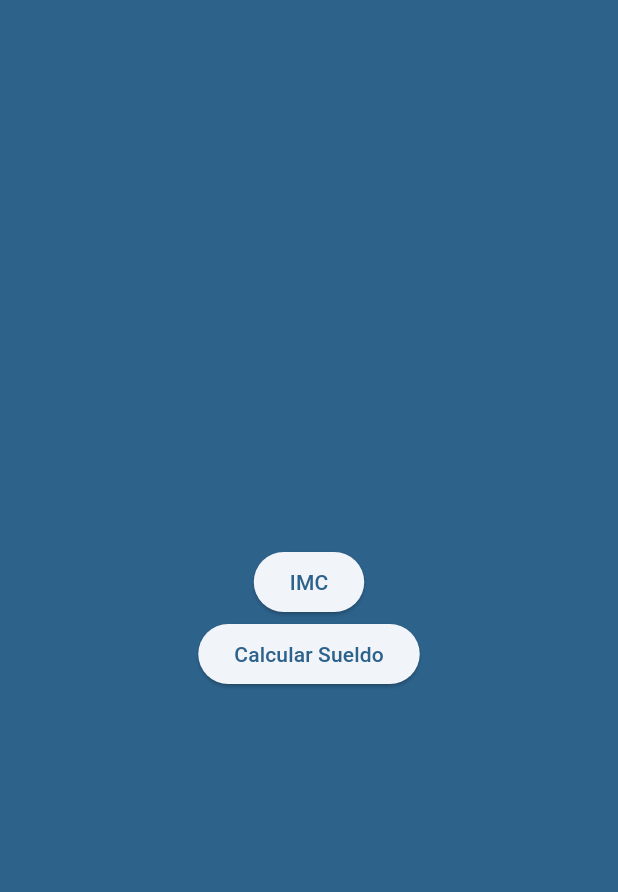
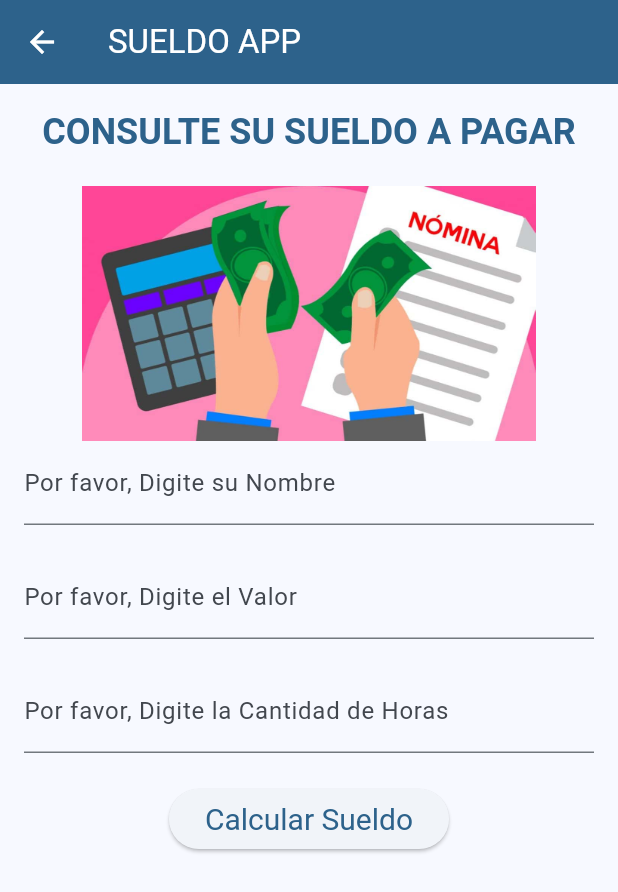
Before and after one commit to DazaTovarJ/imc_flutter, a Flutter app: the screen it shows after launch, after a tap on "Calcular Sueldo", on a phone screen of 412 x 824 dp. Shown: the top 892 px of the screen. Run offline on Flutter 3.47's test engine with Material 2 defaults, Android fonts, the light colour scheme and no system bars.

Commit message:
feat(wage): Add wage page

```diff
--- a/lib/main.dart
+++ b/lib/main.dart
@@ -1,5 +1,6 @@
 import 'package:flutter/material.dart';
 import 'package:imc/mass.dart';
+import 'package:imc/sueldo.dart';
 
 void main() {
   runApp(const MyApp());
@@ -20,8 +21,8 @@ class MyApp extends StatelessWidget {
       initialRoute: '/',
       routes: {
         '/': (context) => const HomePage(),
-        '/mass': (context) => const IMC()
-        // '/wage':(context) => WagePage()
+        '/mass': (context) => const IMC(),
+        '/wage':(context) => const Sueldo()
       },
     );
   }
@@ -47,7 +48,7 @@ class HomePage extends StatelessWidget {
                   child: const Text("IMC")),
               ElevatedButton(
                   onPressed: () {
-                    Navigator.pushNamed(context, "wage");
+                    Navigator.pushNamed(context, "/wage");
                   },
                   child: const Text("Calcular Sueldo"))
             ],
--- /dev/null
+++ b/lib/sueldo.dart
@@ -0,0 +1,109 @@
+import 'package:flutter/material.dart';
+
+class Sueldo extends StatefulWidget {
+  const Sueldo({super.key});
+
+  @override
+  State<Sueldo> createState() => _SueldoState();
+}
+
+class _SueldoState extends State<Sueldo> {
+  TextEditingController nombre = TextEditingController();
+  TextEditingController valor = TextEditingController();
+  TextEditingController hora = TextEditingController();
+  String nombrep = "";
+  double calcsueldo = 0;
+
+  void calculate() {
+    setState(() {
+      nombrep = nombre.text;
+      double v = double.parse(valor.text);
+      double h = double.parse(hora.text);
+      calcsueldo = (v * h);
+    });
+  }
+
+  @override
+  Widget build(BuildContext context) {
+    return Scaffold(
+      appBar: AppBar(
+        title: const Text("SUELDO APP"),
+        backgroundColor: Theme.of(context).colorScheme.primary,
+        foregroundColor: Theme.of(context).colorScheme.onPrimary,
+      ),
+      body: LayoutBuilder(
+          builder: (BuildContext context, BoxConstraints viewportConstraints) {
+        return SingleChildScrollView(
+          child: ConstrainedBox(
+            constraints: BoxConstraints(
+              minHeight: viewportConstraints.maxHeight,
+            ),
+            child: Container(
+              width: MediaQuery.of(context).size.width,
+              padding: const EdgeInsets.all(16.0),
+              child: Column(
+                mainAxisAlignment: MainAxisAlignment.start,
+                crossAxisAlignment: CrossAxisAlignment.center,
+                children: [
+                  Text(
+                    "CONSULTE SU SUELDO A PAGAR",
+                    style: Theme.of(context).textTheme.headlineSmall!.copyWith(
+                        color: Theme.of(context).colorScheme.primary,
+                        fontWeight: FontWeight.bold),
+                    textAlign: TextAlign.center,
+                  ),
+                  const SizedBox(height: 20),
+                  Image.asset("assets/img/pago.jpeg", height: 170),
+                  buildFields(nombre, "Por favor, Digite su Nombre",
+                      TextInputType.text),
+                  const SizedBox(height: 20),
+                  buildFields(valor, "Por favor, Digite el Valor",
+                      TextInputType.number),
+                  const SizedBox(height: 20),
+                  buildFields(hora, "Por favor, Digite la Cantidad de Horas",
+                      TextInputType.number),
+                  const SizedBox(height: 20),
+                  ElevatedButton(
+                    style: const ButtonStyle(
+                      textStyle: MaterialStatePropertyAll<TextStyle>(
+                        TextStyle(
+                          fontSize: 20,
+                          color: Color.fromARGB(255, 7, 139, 255),
+                        ),
+                      ),
+                    ),
+                    onPressed: () {
+                      calculate();
+                    },
+                    child: const Text("Calcular Sueldo"),
+                  ),
+                  calcsueldo != 0
+                      ? Column(
+                        children: [
+                          const SizedBox(height: 20),
+                          Text(
+                              "Estimado $nombrep, usted recibirá un sueldo de "
+                              "${calcsueldo.toStringAsFixed(1)}",
+                              textAlign: TextAlign.center,
+                            ),
+                        ],
+                      )
+                      : Container(),
+                ],
+              ),
+            ),
+          ),
+        );
+      }),
+    );
+  }
+
+  Widget buildFields(
+      TextEditingController ctrl, String label, TextInputType type) {
+    return TextField(
+      controller: ctrl,
+      keyboardType: type,
+      decoration: InputDecoration(labelText: label),
+    );
+  }
+}
--- a/pubspec.yaml
+++ b/pubspec.yaml
@@ -62,6 +62,7 @@ flutter:
   # To add assets to your application, add an assets section, like this:
   assets:
     - assets/img/estado_imc.jpg
+    - assets/img/pago.jpeg
 
   # An image asset can refer to one or more resolution-specific "variants", see
   # https://flutter.dev/assets-and-images/#resolution-aware
```
Also changed, not shown: assets/img/pago.jpeg (added).
